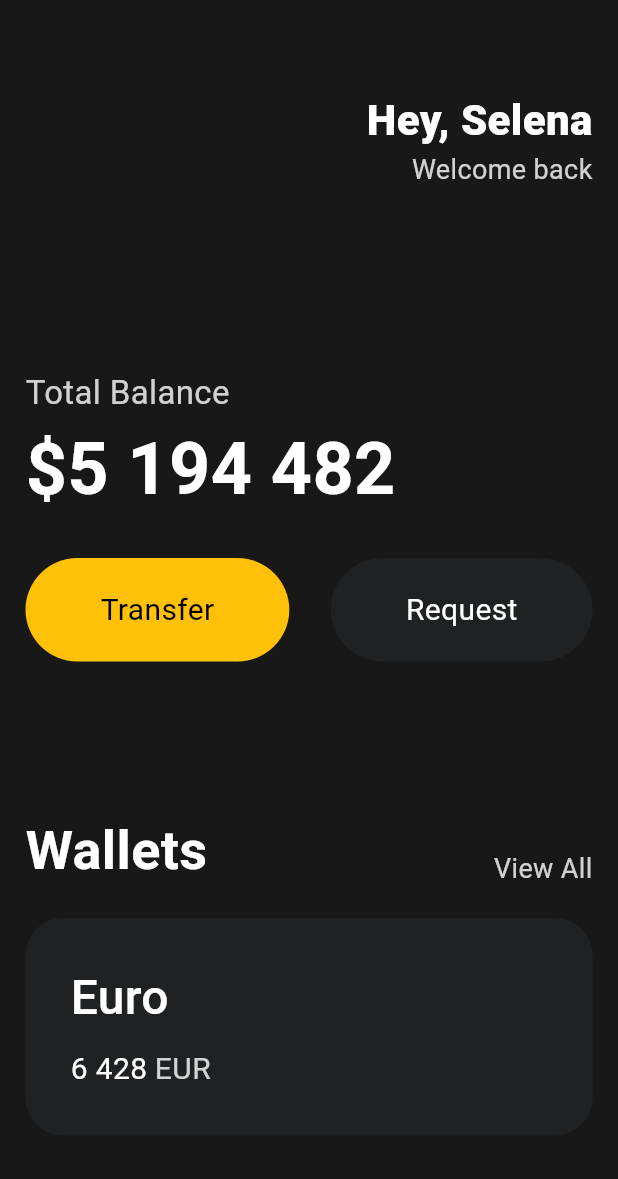
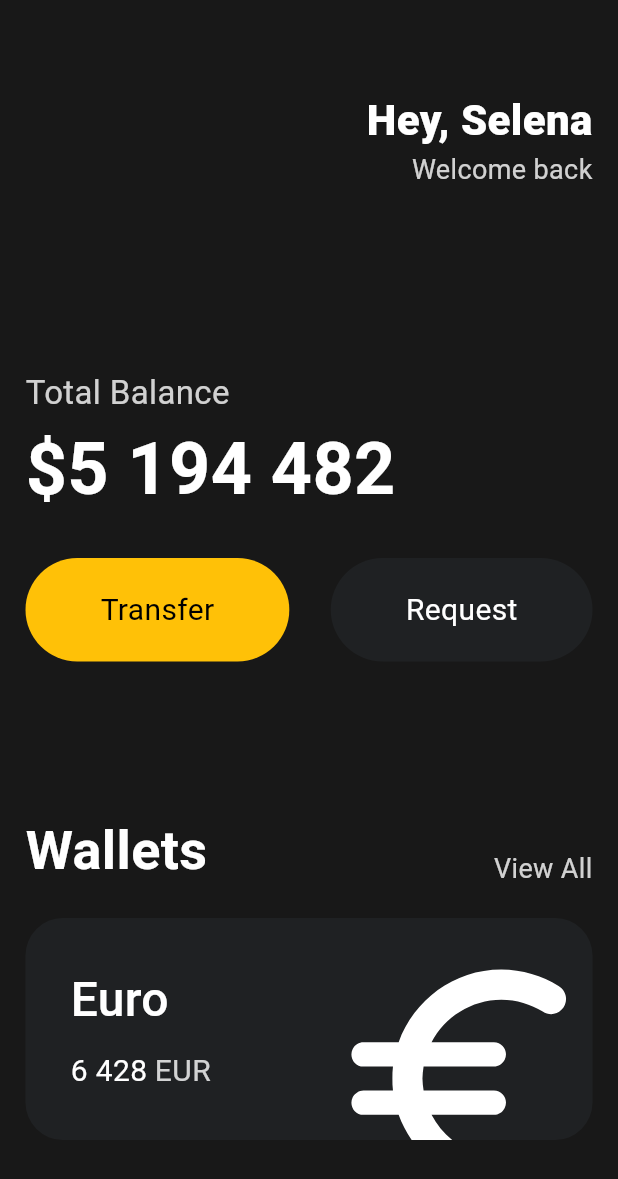
Before and after one commit to wakeupmakeup/flutter_study, a Flutter app: the screen it shows after launch, on a phone screen of 412 x 824 dp. Shown: the top 1179 px of the screen. Run offline on Flutter 3.47's test engine with Material 3 defaults, Android fonts, the phone set to English and light mode, and no system bars.

Commit message:
[ADD] Icons

```diff
--- a/lib/main.dart
+++ b/lib/main.dart
@@ -117,6 +117,8 @@ class App extends StatelessWidget {
                 height: 20,
               ),
               Container(
+                // 어떤 아이템이 overflow되었을때 넘친 부분만 잘라내는 기능을 가짐
+                clipBehavior: Clip.hardEdge,
                 decoration: BoxDecoration(
                   color: const Color(0xFF1F2123),
                   borderRadius: BorderRadius.circular(25),
@@ -124,6 +126,7 @@ class App extends StatelessWidget {
                 child: Padding(
                   padding: const EdgeInsets.all(30),
                   child: Row(
+                    mainAxisAlignment: MainAxisAlignment.spaceBetween,
                     children: [
                       Column(
                         crossAxisAlignment: CrossAxisAlignment.start,
@@ -164,6 +167,23 @@ class App extends StatelessWidget {
                           ),
                         ],
                       ),
+                      // Transform에서는 child를 이렇게 바로 할 수 없다.
+                      // scale도 설정해 줘야 한다.
+                      // 이렇게 하면 아이콘의 사이즈가 커지지만 카드의 크기는 커지지 않음
+                      Transform.scale(
+                        scale: 2.2,
+                        child: Transform.translate(
+                          // 첫 번째가 x 좌표, 두 번째가 y좌표
+                          offset: const Offset(-5, 15),
+                          child: const Icon(
+                            Icons.euro_rounded,
+                            color: Colors.white,
+                            // 아이콘 사이즈를 키우면 안에 컨테이너도 커지기 때문에 이를 방지해야함.
+                            // Transformationwidget을 사용하면 된다.
+                            size: 88,
+                          ),
+                        ),
+                      ),
                     ],
                   ),
                 ),
```
